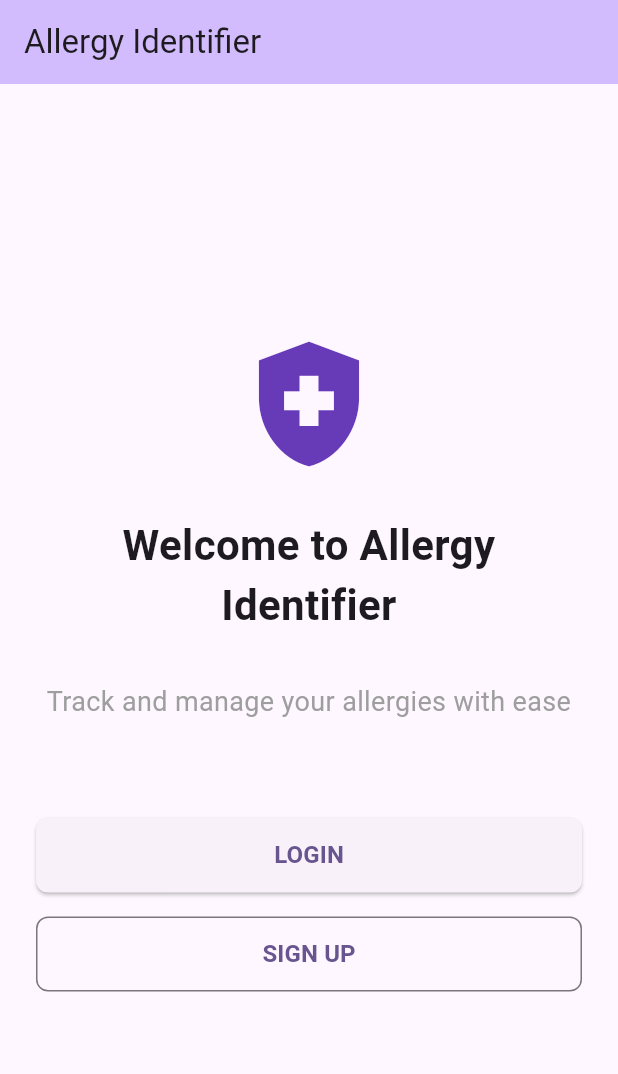
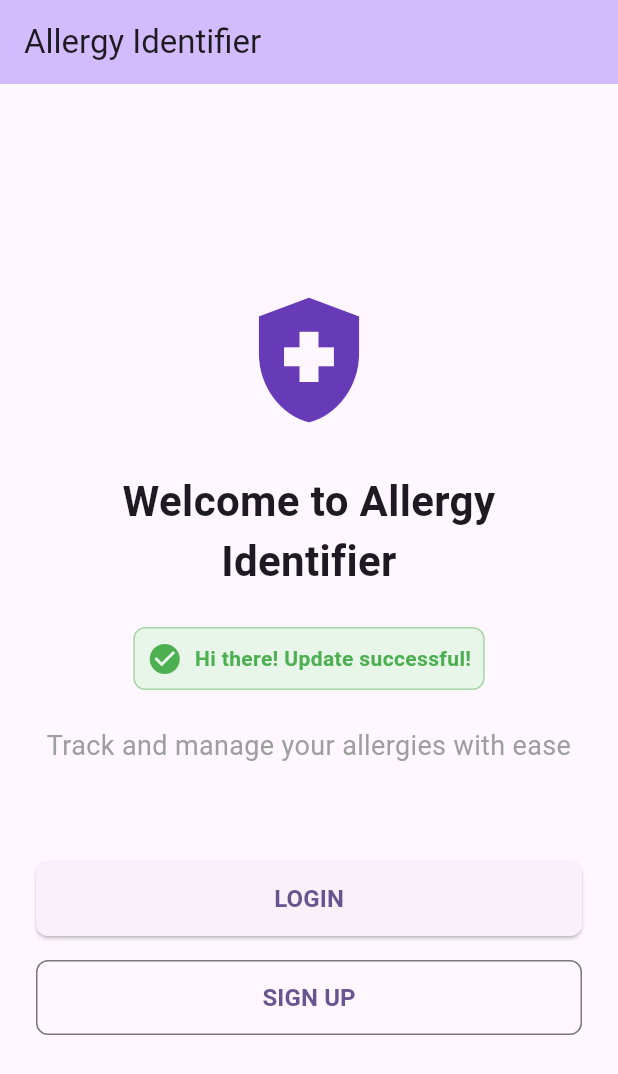
Before and after one commit to felixmin/pollen-allergy-identifier, a Flutter app: the screen it shows after launch, on a phone screen of 412 x 824 dp. Shown: the top 1074 px of the screen. Run offline on Flutter 3.47's test engine with Material 3 defaults, Android fonts, the phone set to English and light mode, and no system bars; our stand-ins replace cloud_firestore, cloud_functions, firebase_auth, firebase_core, firebase_messaging, flutter_local_notifications and 2 more; missing offline and left inert: dart:html, dart:js, dart:js_util; accounts and stored records are empty.

Commit message:
fixed ci cd

```diff
--- a/lib/main.dart
+++ b/lib/main.dart
@@ -200,7 +200,34 @@ class _WelcomeScreenState extends State<WelcomeScreen> {
                   style: TextStyle(fontSize: 28, fontWeight: FontWeight.bold),
                   textAlign: TextAlign.center,
                 ),
-                const SizedBox(height: 32),
+                const SizedBox(height: 16),
+
+                // Test message banner
+                Container(
+                  padding: const EdgeInsets.all(8),
+                  margin: const EdgeInsets.symmetric(vertical: 8),
+                  decoration: BoxDecoration(
+                    color: Colors.green.shade50,
+                    borderRadius: BorderRadius.circular(8),
+                    border: Border.all(color: Colors.green.shade200),
+                  ),
+                  child: const Row(
+                    mainAxisSize: MainAxisSize.min,
+                    children: [
+                      Icon(Icons.check_circle, color: Colors.green),
+                      SizedBox(width: 8),
+                      Text(
+                        'Hi there! Update successful!',
+                        style: TextStyle(
+                          fontWeight: FontWeight.bold,
+                          color: Colors.green,
+                        ),
+                      ),
+                    ],
+                  ),
+                ),
+
+                const SizedBox(height: 16),
                 const Text(
                   'Track and manage your allergies with ease',
                   style: TextStyle(fontSize: 18, color: Colors.grey),
```
